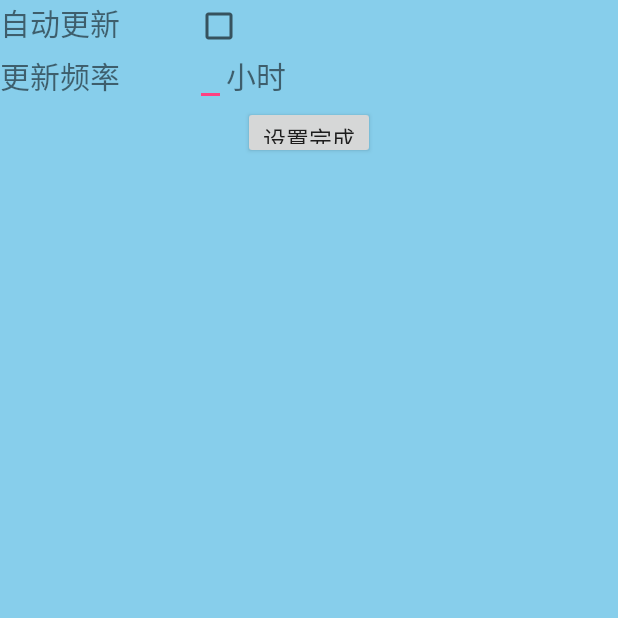
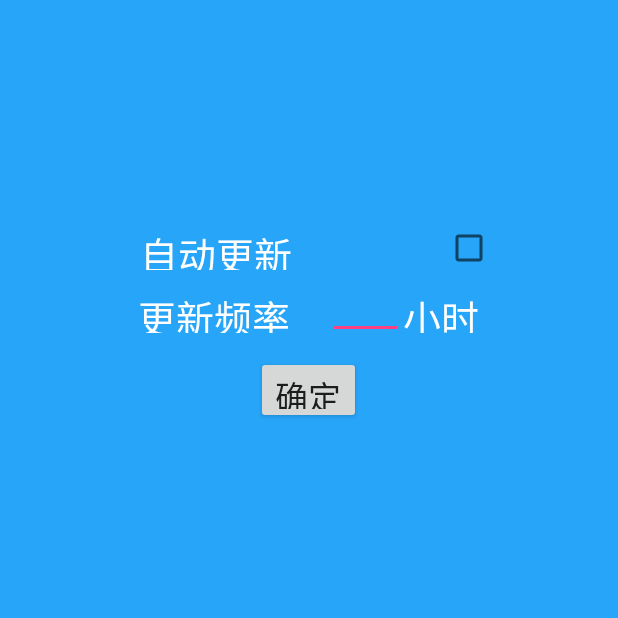
Before and after one commit to anothersum/oneweather, an Android app: the UpdateSetActivity screen opened directly, with no data from a screen before it, on a phone screen of 412 x 824 dp, the top half of it. Run offline under Robolectric (Android 15) with nearby library versions, the phone set to English and light mode, and no system bars.

Commit message:
Release App

```diff
--- a/app/src/main/AndroidManifest.xml
+++ b/app/src/main/AndroidManifest.xml
@@ -15,7 +15,7 @@
 
     <application
         android:allowBackup="true"
-        android:icon="@drawable/logo"
+        android:icon="@drawable/logo2"
         android:label="@string/app_name"
         android:theme="@style/AppTheme" >
         <activity
--- a/app/src/main/java/com/oneweather/app/util/Utility.java
+++ b/app/src/main/java/com/oneweather/app/util/Utility.java
@@ -115,8 +115,8 @@ public class Utility {
 			String temp21 = weatherInfo1.getString("low");
 		//	String weatherDesp = weatherInfo1.getString("type");
 
-			saveWeatherInfo(context, cityName, temp1, temp2,
-					weatherDesp, publishTime,weatherDesp1,temp11,temp21);
+			saveWeatherInfo(context, cityName, temp1.substring(2), temp2.substring(2),
+					weatherDesp, publishTime,weatherDesp1,temp11.substring(2),temp21.substring(2));
 		} catch (Exception e) {
 			e.printStackTrace();
 		}
--- a/app/src/main/res/layout/cam_open.xml
+++ b/app/src/main/res/layout/cam_open.xml
@@ -5,9 +5,11 @@
     android:orientation="vertical" >
     <Button
         android:id="@+id/take_photo"
+        android:background="#27A5F9"
         android:layout_width="match_parent"
         android:layout_height="wrap_content"
-        android:text="Take Photo" />
+        android:textSize="25sp"
+        android:text="拍照记录" />
     <ImageView
         android:id="@+id/picture"
         android:layout_width="wrap_content"
--- a/app/src/main/res/layout/set_update.xml
+++ b/app/src/main/res/layout/set_update.xml
@@ -1,55 +1,68 @@
 <LinearLayout xmlns:android="http://schemas.android.com/apk/res/android"
     android:layout_width="match_parent"
     android:layout_height="match_parent"
+    android:layout_gravity="center_horizontal"
     android:orientation="vertical"
-    android:background="#87CEEB">
+    android:background="#27A5F9">
 
     <LinearLayout
         android:layout_width="wrap_content"
-        android:layout_height="35dp"
+        android:layout_marginTop="150dp"
+        android:layout_gravity="center_horizontal"
+        android:layout_height="30dp"
         android:orientation="horizontal" >
+
         <TextView
-
             android:layout_width="wrap_content"
             android:layout_height="match_parent"
-            android:text="自动更新"
-            android:textSize="20sp"
+            android:layout_marginLeft="10dp"
+            android:textColor="#FFF"
+            android:text="自动更新                 "
+            android:textSize="25sp"
             />
         <CheckBox
             android:id="@+id/update"
             android:layout_height="match_parent"
             android:layout_width="wrap_content"
-            android:layout_marginLeft="50dp"/>
+
+          />
+
     </LinearLayout>
+
     <LinearLayout
         android:layout_width="wrap_content"
-        android:layout_height="35dp"
+        android:layout_height="30dp"
+        android:layout_marginTop="12dp"
+        android:layout_gravity="center_horizontal"
         android:orientation="horizontal" >
         <TextView
             android:layout_width="wrap_content"
             android:layout_height="match_parent"
+            android:textColor="#FFF"
             android:text="更新频率"
-            android:textSize="20sp"
+            android:textSize="25sp"
             />
         <EditText
             android:id="@+id/update_time"
-            android:layout_height="match_parent"
-            android:layout_width="wrap_content"
-            android:layout_marginLeft="50dp"/>
+            android:layout_height="33dp"
+            android:layout_width="50dp"
+            android:layout_marginLeft="25dp"/>
         <TextView
             android:layout_width="wrap_content"
             android:layout_height="match_parent"
+            android:textColor="#FFF"
             android:text="小时"
-            android:textSize="20sp"
+            android:textSize="25sp"
             />
     </LinearLayout>
     <Button
         android:id="@+id/set_ok"
-        android:layout_width="wrap_content"
-        android:layout_height="35dp"
+        android:layout_marginTop="15dp"
+        android:layout_width="70dp"
+        android:layout_height="45dp"
         android:layout_gravity="center_horizontal"
-        android:text="设置完成"
-        android:textSize="15sp"
+        android:text="确定"
+        android:textSize="22sp"
         />
 
 </LinearLayout>
```
Also changed, not shown: app/src/main/res/layout/weather_layout.xml (+5 -5 lines), app/src/main/res/drawable/home1.jpg (added), app/src/main/res/drawable/logo1.jpg (added), app/src/main/res/drawable/logo2.png (added), 7 other files.
